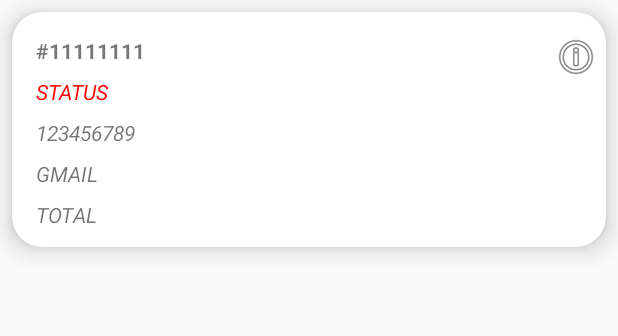
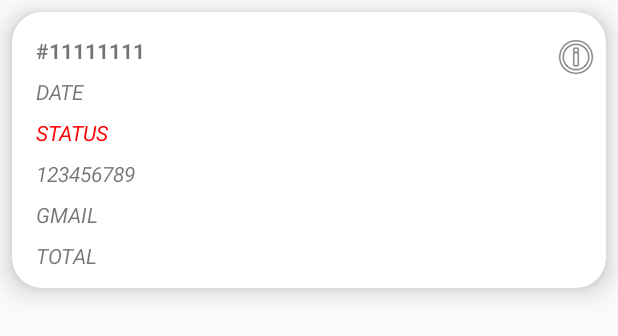
Before and after one commit to thanhthuy2004/AppOrderFoodsAdmin, an Android app: the layout order_layout.xml on its own in the app's theme, with its tools: preview values and no code run, on a phone screen of 412 x 824 dp. Shown: the top 336 px of the screen. Run offline under Robolectric (Android 15) with nearby library versions, the phone set to English and light mode, and no system bars.

Commit message:
thêm ngaydathang

```diff
--- a/app/src/main/java/com/chungnguyen/orderfoodserver/ViewHolder/OrderViewHolder.java
+++ b/app/src/main/java/com/chungnguyen/orderfoodserver/ViewHolder/OrderViewHolder.java
@@ -13,7 +13,7 @@ import com.chungnguyen.orderfoodserver.R;
 
 
 public class OrderViewHolder extends RecyclerView.ViewHolder implements View.OnClickListener,View.OnCreateContextMenuListener {
-    public TextView txtOrderId,txtOrderStatus,txtOrderPhone,txtGmail, txtTotal;
+    public TextView txtOrderId,txtOrderStatus,txtOrderPhone,txtGmail, txtTotal, txtDate;
     private ItemClickListener itemClickListener;
     Button btnUpdate;
 
@@ -25,6 +25,7 @@ public class OrderViewHolder extends RecyclerView.ViewHolder implements View.OnC
         txtOrderPhone = itemView.findViewById(R.id.order_phone);
         txtGmail = itemView.findViewById(R.id.order_gmail);
         txtTotal = itemView.findViewById(R.id.order_total);
+        txtDate = itemView.findViewById(R.id.order_date);
         btnUpdate=itemView.findViewById(R.id.btnUpdateOrder);
 
         itemView.setOnClickListener(this);
--- a/app/src/main/res/layout/activity_sign_in.xml
+++ b/app/src/main/res/layout/activity_sign_in.xml
@@ -30,7 +30,6 @@
             android:background="@drawable/eddittext_style"
             android:hint="Số điện thoại"
             android:inputType="phone"
-            android:text="0399987074"
             android:textSize="20sp" />
 
         <EditText
@@ -41,7 +40,6 @@
             android:background="@drawable/eddittext_style"
             android:hint="Mật khẩu"
             android:inputType="textPassword"
-            android:text="admin"
             android:textSize="20sp" />
 
         <CheckBox
--- a/app/src/main/res/layout/order_layout.xml
+++ b/app/src/main/res/layout/order_layout.xml
@@ -27,6 +27,20 @@
         app:layout_constraintTop_toTopOf="parent"
         tools:ignore="MissingConstraints" />
 
+
+    <TextView
+        android:id="@+id/order_date"
+        android:layout_width="wrap_content"
+        android:layout_height="wrap_content"
+        android:layout_marginStart="16dp"
+        android:layout_marginTop="8dp"
+        android:gravity="center_vertical|start"
+        android:text="Date"
+        android:textAllCaps="true"
+        android:textStyle="italic"
+        app:layout_constraintStart_toStartOf="parent"
+        app:layout_constraintTop_toBottomOf="@+id/order_id" />
+
     <TextView
         android:id="@+id/order_status"
         android:layout_width="wrap_content"
@@ -39,7 +53,7 @@
         android:textColor="	#ff0000"
         android:textStyle="italic"
         app:layout_constraintStart_toStartOf="parent"
-        app:layout_constraintTop_toBottomOf="@+id/order_id" />
+        app:layout_constraintTop_toBottomOf="@+id/order_date" />
 
     <TextView
         android:id="@+id/order_phone"
```
Also changed, not shown: app/src/main/java/com/chungnguyen/orderfoodserver/Common/Common.java (+10 -0 lines), app/src/main/java/com/chungnguyen/orderfoodserver/Model/Request.java (+11 -2 lines), app/src/main/java/com/chungnguyen/orderfoodserver/OrderStatus.java (+7 -0 lines).
